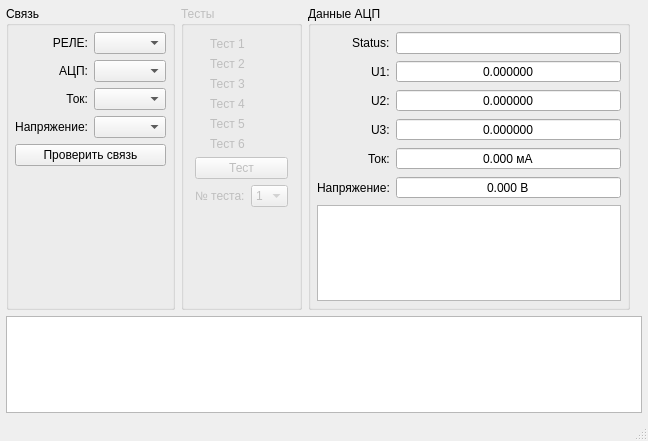
XRay3D/ADC_TESTER, file mainwindow.ui: the form before one commit.
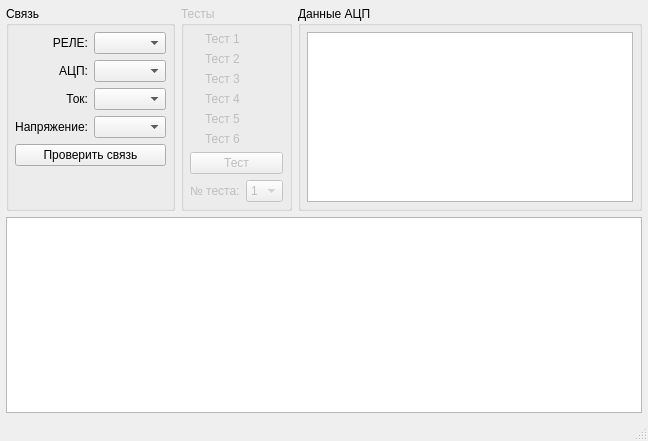
The form after the commit. Custom widgets are drawn as their Qt base class.

What changed in the file:
```diff
--- a/mainwindow.ui
+++ b/mainwindow.ui
@@ -27,15 +27,12 @@
     <property name="bottomMargin">
      <number>6</number>
     </property>
-    <item row="0" column="2">
-     <widget class="QGroupBox" name="groupBox">
-      <property name="enabled">
-       <bool>true</bool>
-      </property>
+    <item row="0" column="0">
+     <widget class="QGroupBox" name="groupBox_2">
       <property name="title">
-       <string>Данные АЦП</string>
+       <string>Связь</string>
       </property>
-      <layout class="QFormLayout" name="formLayout_3">
+      <layout class="QFormLayout" name="formLayout">
        <property name="labelAlignment">
         <set>Qt::AlignRight|Qt::AlignTrailing|Qt::AlignVCenter</set>
        </property>
@@ -51,187 +48,68 @@
        <property name="bottomMargin">
         <number>6</number>
        </property>
-       <item row="0" column="0">
-        <widget class="QLabel" name="label_5">
-         <property name="text">
-          <string>Status:</string>
-         </property>
-        </widget>
-       </item>
        <item row="0" column="1">
-        <widget class="QLineEdit" name="leStatus">
-         <property name="alignment">
-          <set>Qt::AlignCenter</set>
-         </property>
-         <property name="readOnly">
-          <bool>true</bool>
-         </property>
-        </widget>
-       </item>
-       <item row="1" column="0">
-        <widget class="QLabel" name="label_6">
-         <property name="text">
-          <string>U1:</string>
-         </property>
-        </widget>
+        <widget class="QComboBox" name="cbxPortRelay"/>
        </item>
        <item row="1" column="1">
-        <widget class="QDoubleSpinBox" name="dsbxU1">
-         <property name="alignment">
-          <set>Qt::AlignCenter</set>
-         </property>
-         <property name="readOnly">
-          <bool>true</bool>
-         </property>
-         <property name="buttonSymbols">
-          <enum>QAbstractSpinBox::NoButtons</enum>
-         </property>
-         <property name="decimals">
-          <number>6</number>
-         </property>
-         <property name="minimum">
-          <double>-1000000.000000000000000</double>
-         </property>
-         <property name="maximum">
-          <double>1000000.000000000000000</double>
-         </property>
-        </widget>
-       </item>
-       <item row="2" column="0">
-        <widget class="QLabel" name="label_7">
-         <property name="text">
-          <string>U2:</string>
-         </property>
-        </widget>
+        <widget class="QComboBox" name="cbxPortAdc"/>
        </item>
        <item row="2" column="1">
-        <widget class="QDoubleSpinBox" name="dsbxU2">
-         <property name="alignment">
-          <set>Qt::AlignCenter</set>
-         </property>
-         <property name="readOnly">
-          <bool>true</bool>
-         </property>
-         <property name="buttonSymbols">
-          <enum>QAbstractSpinBox::NoButtons</enum>
-         </property>
-         <property name="decimals">
-          <number>6</number>
-         </property>
-         <property name="minimum">
-          <double>-1000000.000000000000000</double>
-         </property>
-         <property name="maximum">
-          <double>1000000.000000000000000</double>
-         </property>
-        </widget>
-       </item>
-       <item row="3" column="0">
-        <widget class="QLabel" name="label_8">
-         <property name="text">
-          <string>U3:</string>
-         </property>
-        </widget>
+        <widget class="QComboBox" name="cbxPortI"/>
        </item>
        <item row="3" column="1">
-        <widget class="QDoubleSpinBox" name="dsbxU3">
-         <property name="alignment">
-          <set>Qt::AlignCenter</set>
+        <widget class="QComboBox" name="cbxPortU"/>
+       </item>
+       <item row="4" column="0" colspan="2">
+        <widget class="QPushButton" name="pbPing">
+         <property name="text">
+          <string>Проверить связь</string>
          </property>
-         <property name="readOnly">
-          <bool>true</bool>
+        </widget>
+       </item>
+       <item row="0" column="0">
+        <widget class="QLabel" name="label">
+         <property name="text">
+          <string>РЕЛЕ:</string>
          </property>
-         <property name="buttonSymbols">
-          <enum>QAbstractSpinBox::NoButtons</enum>
+         <property name="alignment">
+          <set>Qt::AlignRight|Qt::AlignTrailing|Qt::AlignVCenter</set>
          </property>
-         <property name="decimals">
-          <number>6</number>
+        </widget>
+       </item>
+       <item row="1" column="0">
+        <widget class="QLabel" name="label_2">
+         <property name="text">
+          <string>АЦП:</string>
          </property>
-         <property name="minimum">
-          <double>-1000000.000000000000000</double>
+         <property name="alignment">
+          <set>Qt::AlignRight|Qt::AlignTrailing|Qt::AlignVCenter</set>
          </property>
-         <property name="maximum">
-          <double>1000000.000000000000000</double>
-         </property>
         </widget>
        </item>
-       <item row="4" column="0">
-        <widget class="QLabel" name="label_10">
+       <item row="2" column="0">
+        <widget class="QLabel" name="label_3">
          <property name="text">
           <string>Ток:</string>
          </property>
-        </widget>
-       </item>
-       <item row="4" column="1">
-        <widget class="QDoubleSpinBox" name="dsbxI">
          <property name="alignment">
-          <set>Qt::AlignCenter</set>
-         </property>
-         <property name="buttonSymbols">
-          <enum>QAbstractSpinBox::NoButtons</enum>
-         </property>
-         <property name="suffix">
-          <string> мА</string>
-         </property>
-         <property name="decimals">
-          <number>3</number>
-         </property>
-         <property name="maximum">
-          <double>100.000000000000000</double>
+          <set>Qt::AlignRight|Qt::AlignTrailing|Qt::AlignVCenter</set>
          </property>
         </widget>
        </item>
-       <item row="5" column="0">
-        <widget class="QLabel" name="label_9">
+       <item row="3" column="0">
+        <widget class="QLabel" name="label_4">
          <property name="text">
           <string>Напряжение:</string>
          </property>
-        </widget>
-       </item>
-       <item row="5" column="1">
-        <widget class="QDoubleSpinBox" name="dsbxU">
          <property name="alignment">
-          <set>Qt::AlignCenter</set>
-         </property>
-         <property name="buttonSymbols">
-          <enum>QAbstractSpinBox::NoButtons</enum>
-         </property>
-         <property name="suffix">
-          <string> В</string>
-         </property>
-         <property name="decimals">
-          <number>3</number>
-         </property>
-         <property name="maximum">
-          <double>100.000000000000000</double>
+          <set>Qt::AlignRight|Qt::AlignTrailing|Qt::AlignVCenter</set>
          </property>
         </widget>
        </item>
-       <item row="6" column="0" colspan="2">
-        <widget class="QTableView" name="tvRawAdcData"/>
-       </item>
       </layout>
      </widget>
     </item>
-    <item row="3" column="0" colspan="5">
-     <widget class="QTextEdit" name="textEdit">
-      <property name="font">
-       <font>
-        <pointsize>16</pointsize>
-       </font>
-      </property>
-      <property name="readOnly">
-       <bool>true</bool>
-      </property>
-      <property name="html">
-       <string>&lt;!DOCTYPE HTML PUBLIC &quot;-//W3C//DTD HTML 4.0//EN&quot; &quot;http://www.w3.org/TR/REC-html40/strict.dtd&quot;&gt;
-&lt;html&gt;&lt;head&gt;&lt;meta name=&quot;qrichtext&quot; content=&quot;1&quot; /&gt;&lt;style type=&quot;text/css&quot;&gt;
-p, li { white-space: pre-wrap; }
-&lt;/style&gt;&lt;/head&gt;&lt;body style=&quot; font-family:'MS Shell Dlg 2'; font-size:16pt; font-weight:400; font-style:normal;&quot;&gt;
-&lt;p style=&quot;-qt-paragraph-type:empty; margin-top:0px; margin-bottom:0px; margin-left:0px; margin-right:0px; -qt-block-indent:0; text-indent:0px;&quot;&gt;&lt;br /&gt;&lt;/p&gt;&lt;/body&gt;&lt;/html&gt;</string>
-      </property>
-     </widget>
-    </item>
     <item row="0" column="1">
      <widget class="QGroupBox" name="groupBox_3">
       <property name="enabled">
@@ -244,6 +122,18 @@
        <property name="labelAlignment">
         <set>Qt::AlignRight|Qt::AlignTrailing|Qt::AlignVCenter</set>
        </property>
+       <property name="leftMargin">
+        <number>6</number>
+       </property>
+       <property name="topMargin">
+        <number>6</number>
+       </property>
+       <property name="rightMargin">
+        <number>6</number>
+       </property>
+       <property name="bottomMargin">
+        <number>6</number>
+       </property>
        <item row="0" column="0">
         <widget class="QLabel" name="label_12">
          <property name="text">
@@ -382,15 +272,15 @@
       </layout>
      </widget>
     </item>
-    <item row="0" column="0">
-     <widget class="QGroupBox" name="groupBox_2">
+    <item row="0" column="2">
+     <widget class="QGroupBox" name="groupBox">
+      <property name="enabled">
+       <bool>true</bool>
+      </property>
       <property name="title">
-       <string>Связь</string>
+       <string>Данные АЦП</string>
       </property>
-      <layout class="QFormLayout" name="formLayout">
-       <property name="labelAlignment">
-        <set>Qt::AlignRight|Qt::AlignTrailing|Qt::AlignVCenter</set>
-       </property>
+      <layout class="QVBoxLayout" name="verticalLayout">
        <property name="leftMargin">
         <number>6</number>
        </property>
@@ -403,68 +293,44 @@
        <property name="bottomMargin">
         <number>6</number>
        </property>
-       <item row="0" column="1">
-        <widget class="QComboBox" name="cbxPortRelay"/>
-       </item>
-       <item row="1" column="1">
-        <widget class="QComboBox" name="cbxPortAdc"/>
-       </item>
-       <item row="2" column="1">
-        <widget class="QComboBox" name="cbxPortI"/>
-       </item>
-       <item row="3" column="1">
-        <widget class="QComboBox" name="cbxPortU"/>
-       </item>
-       <item row="4" column="0" colspan="2">
-        <widget class="QPushButton" name="pbPing">
-         <property name="text">
-          <string>Проверить связь</string>
-         </property>
-        </widget>
-       </item>
-       <item row="0" column="0">
-        <widget class="QLabel" name="label">
-         <property name="text">
-          <string>РЕЛЕ:</string>
-         </property>
-         <property name="alignment">
-          <set>Qt::AlignRight|Qt::AlignTrailing|Qt::AlignVCenter</set>
-         </property>
-        </widget>
-       </item>
-       <item row="1" column="0">
-        <widget class="QLabel" name="label_2">
-         <property name="text">
-          <string>АЦП:</string>
-         </property>
-         <property name="alignment">
-          <set>Qt::AlignRight|Qt::AlignTrailing|Qt::AlignVCenter</set>
-         </property>
-        </widget>
-       </item>
-       <item row="2" column="0">
-        <widget class="QLabel" name="label_3">
-         <property name="text">
-          <string>Ток:</string>
-         </property>
-         <property name="alignment">
-          <set>Qt::AlignRight|Qt::AlignTrailing|Qt::AlignVCenter</set>
-         </property>
-        </widget>
-       </item>
-       <item row="3" column="0">
-        <widget class="QLabel" name="label_4">
-         <property name="text">
-          <string>Напряжение:</string>
-         </property>
-         <property name="alignment">
-          <set>Qt::AlignRight|Qt::AlignTrailing|Qt::AlignVCenter</set>
+       <item>
+        <widget class="QTableView" name="tvRawAdcData">
+         <property name="sizePolicy">
+          <sizepolicy hsizetype="Expanding" vsizetype="Ignored">
+           <horstretch>0</horstretch>
+           <verstretch>0</verstretch>
+          </sizepolicy>
          </property>
         </widget>
        </item>
       </layout>
      </widget>
     </item>
+    <item row="1" column="0" colspan="3">
+     <widget class="QTextEdit" name="textEdit">
+      <property name="sizePolicy">
+       <sizepolicy hsizetype="Expanding" vsizetype="Expanding">
+        <horstretch>0</horstretch>
+        <verstretch>0</verstretch>
+       </sizepolicy>
+      </property>
+      <property name="font">
+       <font>
+        <pointsize>16</pointsize>
+       </font>
+      </property>
+      <property name="readOnly">
+       <bool>true</bool>
+      </property>
+      <property name="html">
+       <string>&lt;!DOCTYPE HTML PUBLIC &quot;-//W3C//DTD HTML 4.0//EN&quot; &quot;http://www.w3.org/TR/REC-html40/strict.dtd&quot;&gt;
+&lt;html&gt;&lt;head&gt;&lt;meta name=&quot;qrichtext&quot; content=&quot;1&quot; /&gt;&lt;style type=&quot;text/css&quot;&gt;
+p, li { white-space: pre-wrap; }
+&lt;/style&gt;&lt;/head&gt;&lt;body style=&quot; font-family:'MS Shell Dlg 2'; font-size:16pt; font-weight:400; font-style:normal;&quot;&gt;
+&lt;p style=&quot;-qt-paragraph-type:empty; margin-top:0px; margin-bottom:0px; margin-left:0px; margin-right:0px; -qt-block-indent:0; text-indent:0px;&quot;&gt;&lt;br /&gt;&lt;/p&gt;&lt;/body&gt;&lt;/html&gt;</string>
+      </property>
+     </widget>
+    </item>
    </layout>
   </widget>
   <widget class="QStatusBar" name="statusBar"/>
```
